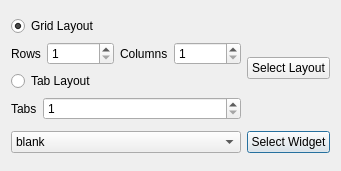
The window that src/ground_station/src/Widgets/forms/WidgetLoader.ui (theilem/uavEE) describes before a commit, drawn with Qt 5.
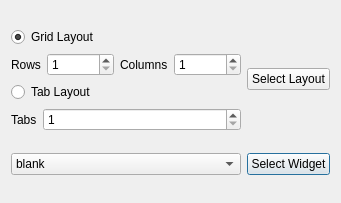
The same window after the commit.

```diff
--- a/src/ground_station/src/Widgets/forms/WidgetLoader.ui
+++ b/src/ground_station/src/Widgets/forms/WidgetLoader.ui
@@ -7,7 +7,7 @@
     <x>0</x>
     <y>0</y>
     <width>341</width>
-    <height>171</height>
+    <height>203</height>
    </rect>
   </property>
   <property name="sizePolicy">
```
Left out of the diff: 40 changed lines with no effect on the pictures.
